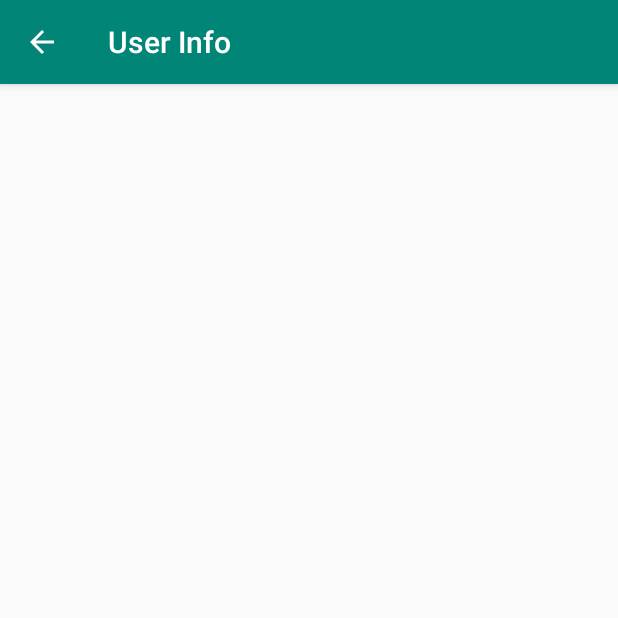
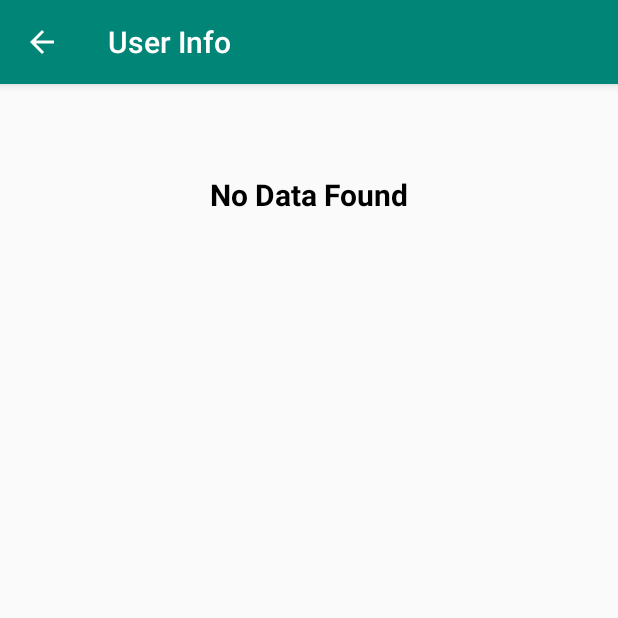
Before and after one commit to rasel003/Registration, an Android app: the All_User screen opened directly, with no data from a screen before it, on a phone screen of 412 x 824 dp, the top half of it. Run offline under Robolectric (Android 15) with nearby library versions, the phone set to English and light mode, and no system bars.

Commit message:
error message for registration page is shown properly

```diff
--- a/app/src/main/java/com/rasel/registration/activity/All_User.java
+++ b/app/src/main/java/com/rasel/registration/activity/All_User.java
@@ -8,6 +8,7 @@ import android.support.v7.widget.RecyclerView;
 import android.util.Log;
 import android.view.View;
 import android.widget.ProgressBar;
+import android.widget.TextView;
 
 import com.rasel.registration.R;
 import com.rasel.registration.adapter.All_User_Adapter;
@@ -26,6 +27,7 @@ public class All_User extends AppCompatActivity {
 
    private RecyclerView recyclerView;
    private ProgressBar progressBar;
+   private TextView no_data;
 
     private static final String TAG = "All_User";
 
@@ -38,6 +40,8 @@ public class All_User extends AppCompatActivity {
         Objects.requireNonNull(getSupportActionBar()).setDisplayHomeAsUpEnabled(true);
 
         progressBar = findViewById(R.id.progressBar);
+        no_data = findViewById(R.id.no_data);
+
         recyclerView = findViewById(R.id.recyclerView);
         recyclerView.setHasFixedSize(true);
         recyclerView.setLayoutManager(new LinearLayoutManager(this));
@@ -82,6 +86,7 @@ public class All_User extends AppCompatActivity {
             @Override
             public void onFailure(Call<AllUserResponse> call, Throwable t) {
                 progressBar.setVisibility(View.GONE);
+                no_data.setVisibility(View.VISIBLE);
                 Log.d(TAG, "onFailure: Item Response" + t.getMessage());
             }
         });
--- a/app/src/main/java/com/rasel/registration/activity/Registration.java
+++ b/app/src/main/java/com/rasel/registration/activity/Registration.java
@@ -72,6 +72,7 @@ public class Registration extends AppCompatActivity {
             if(imageBitmap!=null){
                 Toast.makeText(this, "Registration Successful", Toast.LENGTH_LONG).show();
                 Log.d(TAG, "btnSignUpClicked: Successful");
+                startActivity(new Intent(this, All_User.class));
             }else {
                 Toast.makeText(this, "Please capture a picture of you", Toast.LENGTH_SHORT).show();
             }
--- a/app/src/main/res/layout/activity_all_user.xml
+++ b/app/src/main/res/layout/activity_all_user.xml
@@ -22,6 +22,23 @@
         tools:listitem="@layout/all_user_item" />
 
 
+    <TextView
+        android:id="@+id/no_data"
+        android:layout_width="wrap_content"
+        android:layout_height="wrap_content"
+        android:layout_marginStart="8dp"
+        android:layout_marginTop="60dp"
+        android:layout_marginEnd="8dp"
+        android:text="@string/no_data_found"
+        android:textColor="@color/black"
+        android:textStyle="bold"
+        android:textSize="20sp"
+        android:visibility="gone"
+        tools:visibility="visible"
+        app:layout_constraintEnd_toEndOf="parent"
+        app:layout_constraintStart_toStartOf="parent"
+        app:layout_constraintTop_toTopOf="parent" />
+
     <ProgressBar
         android:id="@+id/progressBar"
         android:layout_width="wrap_content"
--- a/app/src/main/res/values/strings.xml
+++ b/app/src/main/res/values/strings.xml
@@ -16,6 +16,7 @@
     <string name="large_text">rasel rasel rasel rasel rasel rasel rasel rasel </string>
     <string name="registration">Registration</string>
     <string name="all_user">ALL USER</string>
+    <string name="no_data_found">No Data Found</string>
 
 
 </resources>
```
Also changed, not shown: app/src/main/java/com/rasel/registration/activity/Profile.java (+26 -11 lines).
